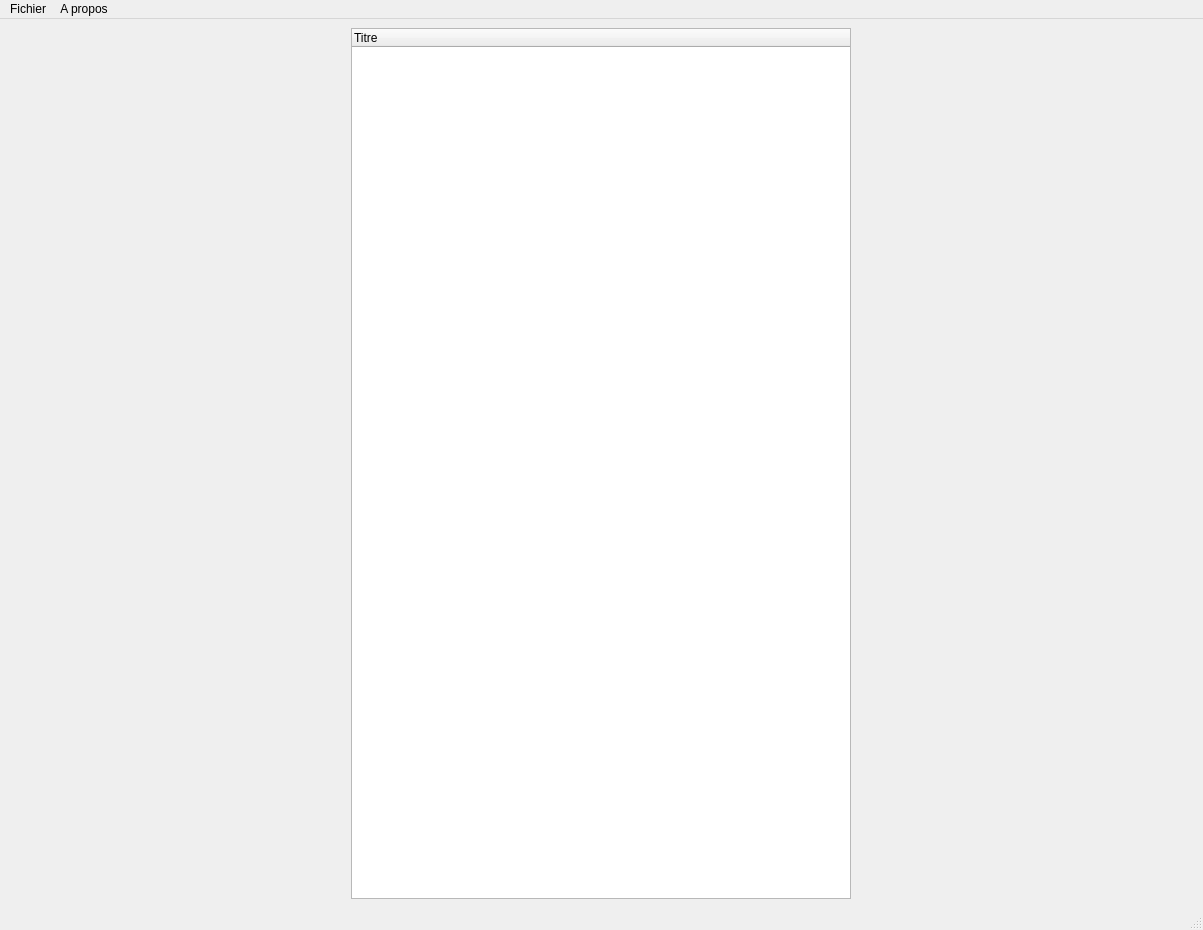
SteveLagache/LO21-ProjectCalendarV2, file Code source/ProjectCalendar/projectcalendar.ui: the form before one commit.
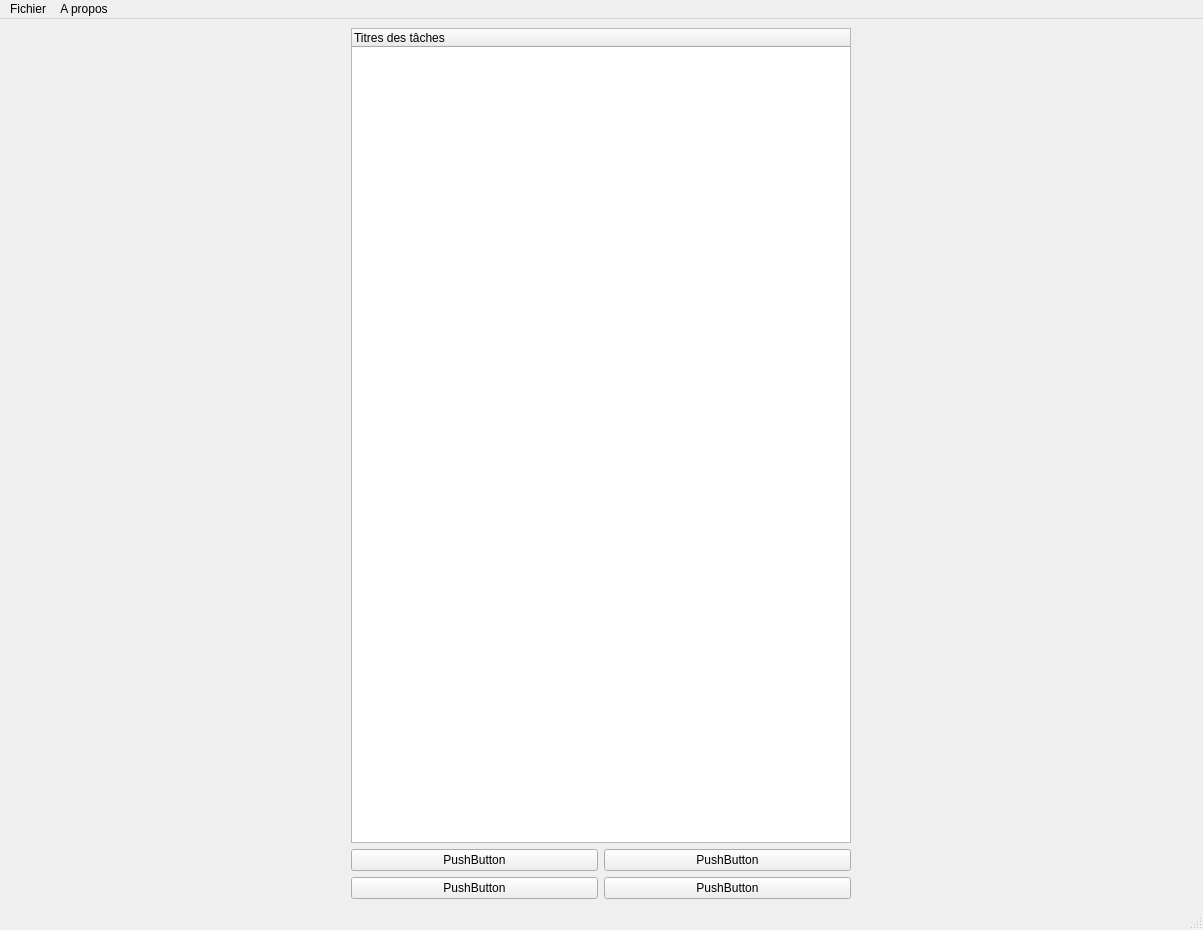
The form after the commit.

```diff
--- a/Code source/ProjectCalendar/projectcalendar.ui
+++ b/Code source/ProjectCalendar/projectcalendar.ui
@@ -16,6 +16,8 @@
   <widget class="QWidget" name="centralwidget">
    <layout class="QHBoxLayout" name="horizontalLayout">
     <item>
+     <layout class="QVBoxLayout" name="verticalLayout">
+      <item>
      <widget class="QTreeWidget" name="treeWidget">
       <property name="maximumSize">
        <size>
@@ -25,10 +27,44 @@
       </property>
       <column>
        <property name="text">
-        <string>Titre</string>
+          <string>Titres des tâches</string>
        </property>
       </column>
      </widget>
+      </item>
+      <item>
+       <layout class="QGridLayout" name="gridLayout">
+        <item row="3" column="0">
+         <widget class="QPushButton" name="pushButton">
+          <property name="text">
+           <string>PushButton</string>
+          </property>
+         </widget>
+        </item>
+        <item row="2" column="0">
+         <widget class="QPushButton" name="pushButton_2">
+          <property name="text">
+           <string>PushButton</string>
+          </property>
+         </widget>
+        </item>
+        <item row="2" column="1">
+         <widget class="QPushButton" name="pushButton_4">
+          <property name="text">
+           <string>PushButton</string>
+          </property>
+         </widget>
+        </item>
+        <item row="3" column="1">
+         <widget class="QPushButton" name="pushButton_3">
+          <property name="text">
+           <string>PushButton</string>
+          </property>
+         </widget>
+        </item>
+       </layout>
+      </item>
+     </layout>
     </item>
    </layout>
   </widget>
```
Lines whose indentation alone changed are shown as unchanged.
